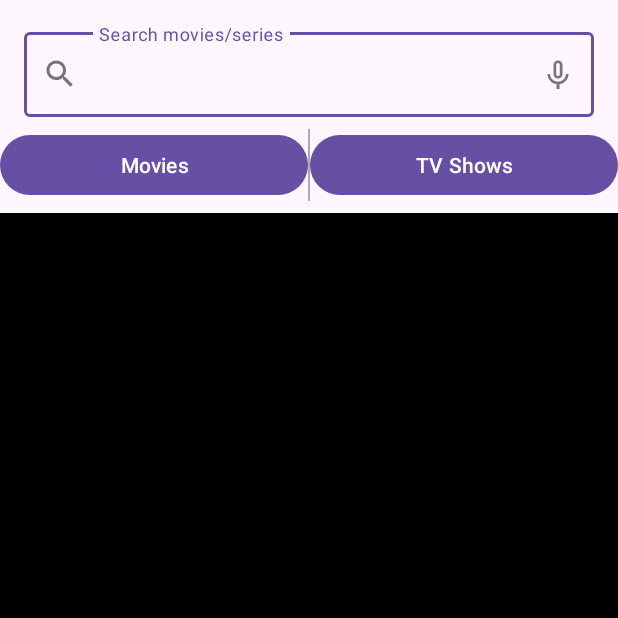
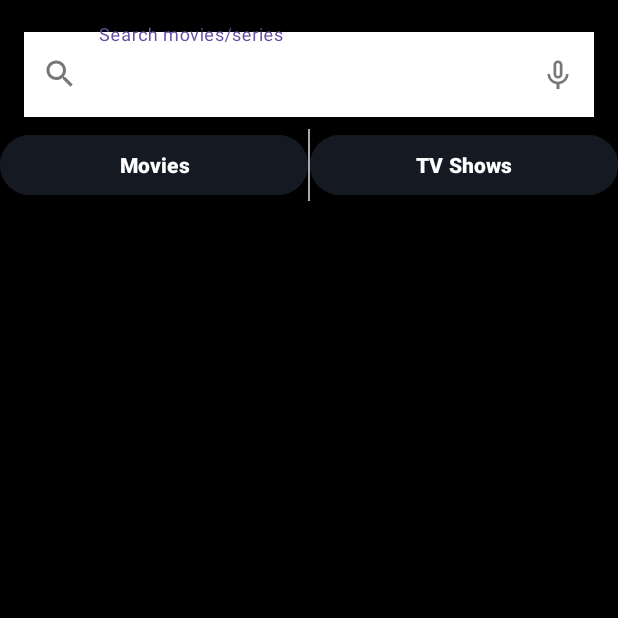
Before and after one commit to The-Appuccino/Entertainment-spot, an Android app: the fragment EntertainmentSearchFragment shown on its own in the app's theme, on a phone screen of 412 x 824 dp, the top half of it. Run offline under Robolectric (Android 15) with nearby library versions, the phone set to English and light mode, and no system bars.

Commit message:
changed background colors in search fragment screen

```diff
--- a/app/src/main/res/layout/fragment_entertainment_search.xml
+++ b/app/src/main/res/layout/fragment_entertainment_search.xml
@@ -4,6 +4,7 @@
     xmlns:tools="http://schemas.android.com/tools"
     android:layout_width="match_parent"
     android:layout_height="match_parent"
+    android:background="@color/black"
     tools:context=".EntertainmentSearchFragment">
 
     <!-- Search Input Field -->
@@ -24,6 +25,7 @@
 
         <com.google.android.material.textfield.TextInputEditText
             android:id="@+id/textInputEditText"
+            android:background="@color/white"
             android:layout_width="match_parent"
             android:layout_height="wrap_content"
             android:paddingStart="50dp"/>
@@ -46,6 +48,8 @@
             android:layout_width="0dp"
             android:layout_height="wrap_content"
             android:layout_weight="1"
+            android:textStyle="bold"
+            android:backgroundTint="@color/Cool_black"
             android:text="Movies" />
 
         <View
@@ -58,6 +62,8 @@
             android:layout_width="0dp"
             android:layout_height="wrap_content"
             android:layout_weight="1"
+            android:textStyle="bold"
+            android:backgroundTint="@color/Cool_black"
             android:text="TV Shows" />
     </LinearLayout>
 
```
